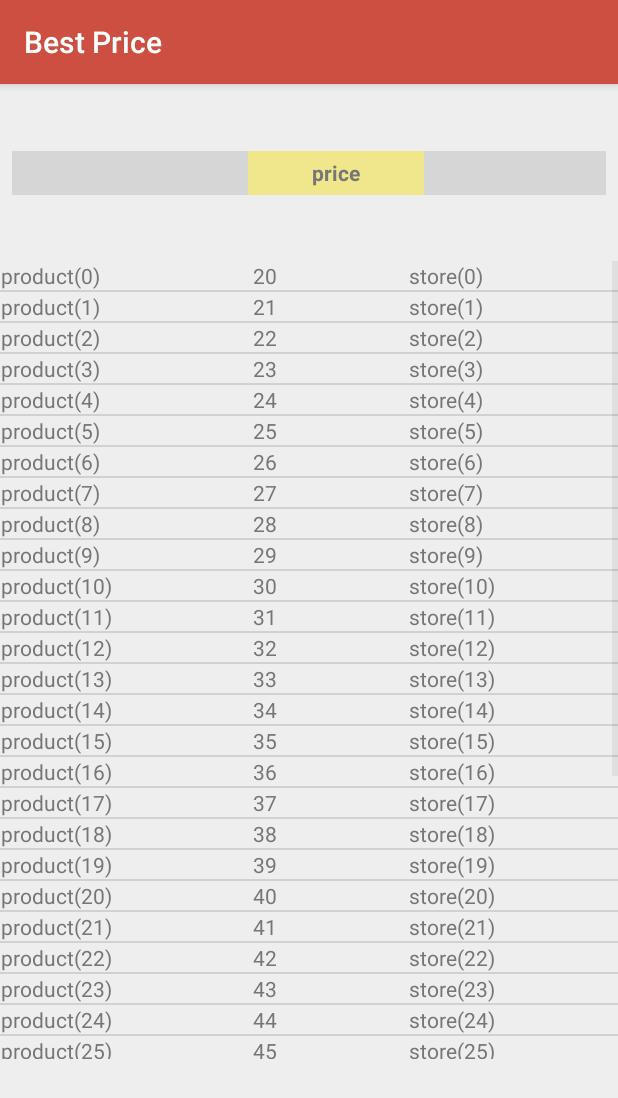
After one commit to Vincent-Weng/BestPrice, an Android app: the DisplayCategory screen opened directly, with no data from a screen before it, on a phone screen of 412 x 824 dp. The commit adds this screen. Shown: the top 1098 px of the screen. Run offline under Robolectric (Android 15) with nearby library versions, the phone set to English and light mode, and no system bars; 1 statement that could not run was skipped; grey boxes are pictures that could not be loaded.

Commit message:
add display_category

```diff
--- a/PriceCompare/app/src/main/AndroidManifest.xml
+++ b/PriceCompare/app/src/main/AndroidManifest.xml
@@ -29,6 +29,7 @@
         <activity
             android:name=".AddItem"
             android:parentActivityName=".MainActivity" />
+        <activity android:name=".DisplayCategory"/>
         <activity android:name=".DisplayItem" />
         <activity android:name=".ScannerActivity"></activity>
     </application>
--- /dev/null
+++ b/PriceCompare/app/src/main/java/ca/uwaterloo/ece651/pricecompare/pricecompare/DisplayCategory.java
@@ -0,0 +1,43 @@
+package ca.uwaterloo.ece651.pricecompare.pricecompare;
+
+import android.os.Bundle;
+import android.support.v7.app.AppCompatActivity;
+import android.widget.ListView;
+import android.widget.SimpleAdapter;
+import android.widget.Toast;
+
+import java.util.ArrayList;
+import java.util.HashMap;
+
+public class DisplayCategory extends AppCompatActivity {
+
+    @Override
+    protected void onCreate(Bundle savedInstanceState) {
+        super.onCreate(savedInstanceState);
+        setContentView(R.layout.activity_display_category);
+        // get different labels from 6 different category intents
+        Bundle bundle = this.getIntent().getExtras();
+        //  Category is the flag to get diffenent items from daatabase
+        String Category = bundle.getString("Category");
+        Toast toast=Toast.makeText(getApplicationContext(), Category+"content has been propogated", Toast.LENGTH_SHORT);
+        toast.show();
+
+        ArrayList<HashMap<String, Object>> users = new ArrayList<HashMap<String, Object>>();
+        for (int i = 0; i < 40; i++) {
+            HashMap<String, Object> user = new HashMap<String, Object>();
+            user.put("img", R.drawable.user);
+            user.put("product", "product(" + i+")");
+            user.put("price", (20 + i) + "");
+            user.put("store","store("+i+")");
+            users.add(user);
+        }
+        SimpleAdapter saImageItems = new SimpleAdapter(this,
+                users,// 数据来源
+                R.layout.user,//每一个user xml 相当ListView的一个组件
+                new String[] { "img", "product", "price","store" },
+                // 分别对应view 的id
+                new int[] { R.id.img, R.id.product, R.id.price, R.id.store });
+        // 获取listview
+        ((ListView) findViewById(R.id.users)).setAdapter(saImageItems);
+    }
+}
--- /dev/null
+++ b/PriceCompare/app/src/main/res/drawable/user.xml
@@ -0,0 +1,4 @@
+<?xml version="1.0" encoding="utf-8"?>
+<selector xmlns:android="http://schemas.android.com/apk/res/android">
+
+</selector>
--- /dev/null
+++ b/PriceCompare/app/src/main/res/layout/activity_display_category.xml
@@ -0,0 +1,61 @@
+<?xml version="1.0" encoding="utf-8"?>
+<android.support.constraint.ConstraintLayout xmlns:android="http://schemas.android.com/apk/res/android"
+    xmlns:app="http://schemas.android.com/apk/res-auto"
+    xmlns:tools="http://schemas.android.com/tools"
+    android:id="@+id/coordinatorLayout2"
+    android:layout_width="match_parent"
+    android:layout_height="match_parent"
+    android:background="@color/colorAppBackground"
+    tools:context=".MainActivity">
+
+    <LinearLayout
+        android:id="@+id/linearLayout5"
+        android:layout_width="396dp"
+        android:layout_height="29dp"
+        android:layout_marginStart="1dp"
+        android:layout_marginTop="1dp"
+        android:layout_marginEnd="1dp"
+        android:layout_marginBottom="1dp"
+        app:layout_constraintBottom_toTopOf="@+id/users"
+        app:layout_constraintEnd_toEndOf="parent"
+        app:layout_constraintStart_toStartOf="parent"
+        app:layout_constraintTop_toTopOf="parent">
+
+        <TextView
+            android:layout_width="157dp"
+            android:layout_height="match_parent"
+            android:background="@color/viewfinder_border"
+            android:gravity="center"
+            android:text="product"
+            android:textStyle="bold"></TextView>
+
+        <TextView
+            android:layout_width="117dp"
+            android:layout_height="29dp"
+            android:background="#F0E68C"
+            android:gravity="center"
+            android:text="price"
+            android:textStyle="bold"></TextView>
+
+        <TextView
+            android:layout_width="149dp"
+            android:layout_height="29dp"
+            android:background="@color/viewfinder_border"
+            android:gravity="center"
+            android:text="store"
+            android:textStyle="bold"></TextView>
+    </LinearLayout>
+
+    <ListView
+        android:id="@+id/users"
+        android:layout_width="wrap_content"
+        android:layout_height="532dp"
+        android:layout_marginStart="1dp"
+        android:layout_marginTop="8dp"
+        android:layout_marginEnd="1dp"
+        android:layout_marginBottom="8dp"
+        app:layout_constraintBottom_toBottomOf="parent"
+        app:layout_constraintEnd_toEndOf="parent"
+        app:layout_constraintStart_toStartOf="parent"
+        app:layout_constraintTop_toTopOf="parent"></ListView>
+</android.support.constraint.ConstraintLayout>
--- /dev/null
+++ b/PriceCompare/app/src/main/res/layout/user.xml
@@ -0,0 +1,30 @@
+<?xml version="1.0" encoding="utf-8"?>
+<TableLayout
+    android:layout_width="fill_parent"
+    xmlns:android="http://schemas.android.com/apk/res/android"
+    android:layout_height="wrap_content"
+    >
+
+    <TableRow>
+
+        <ImageView
+            android:id="@+id/img"
+            android:layout_width="wrap_content"
+            android:layout_height="wrap_content"></ImageView>
+
+        <TextView
+            android:id="@+id/product"
+            android:layout_width="168dp"
+            android:layout_height="wrap_content"></TextView>
+
+        <TextView
+            android:id="@+id/price"
+            android:layout_width="104dp"
+            android:layout_height="wrap_content"></TextView>
+
+        <TextView
+            android:id="@+id/store"
+            android:layout_width="166dp"
+            android:layout_height="wrap_content"></TextView>
+    </TableRow>
+</TableLayout>
--- a/PriceCompare/build.gradle
+++ b/PriceCompare/build.gradle
@@ -7,7 +7,7 @@ buildscript {
         jcenter()
     }
     dependencies {
-        classpath 'com.android.tools.build:gradle:3.2.1'
+        classpath 'com.android.tools.build:gradle:3.3.1'
 
 
         // NOTE: Do not place your application dependencies here; they belong
```
Also changed, not shown: PriceCompare/app/src/main/java/ca/uwaterloo/ece651/pricecompare/pricecompare/MainActivity.java (+73 -0 lines), PriceCompare/gradle/wrapper/gradle-wrapper.properties.
